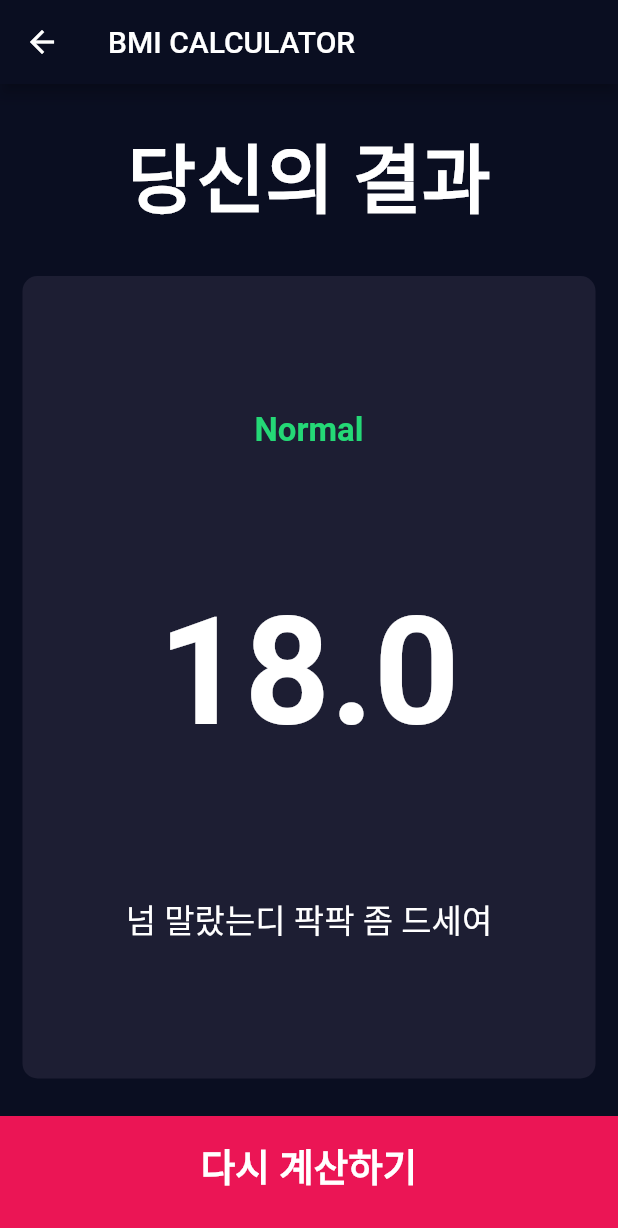
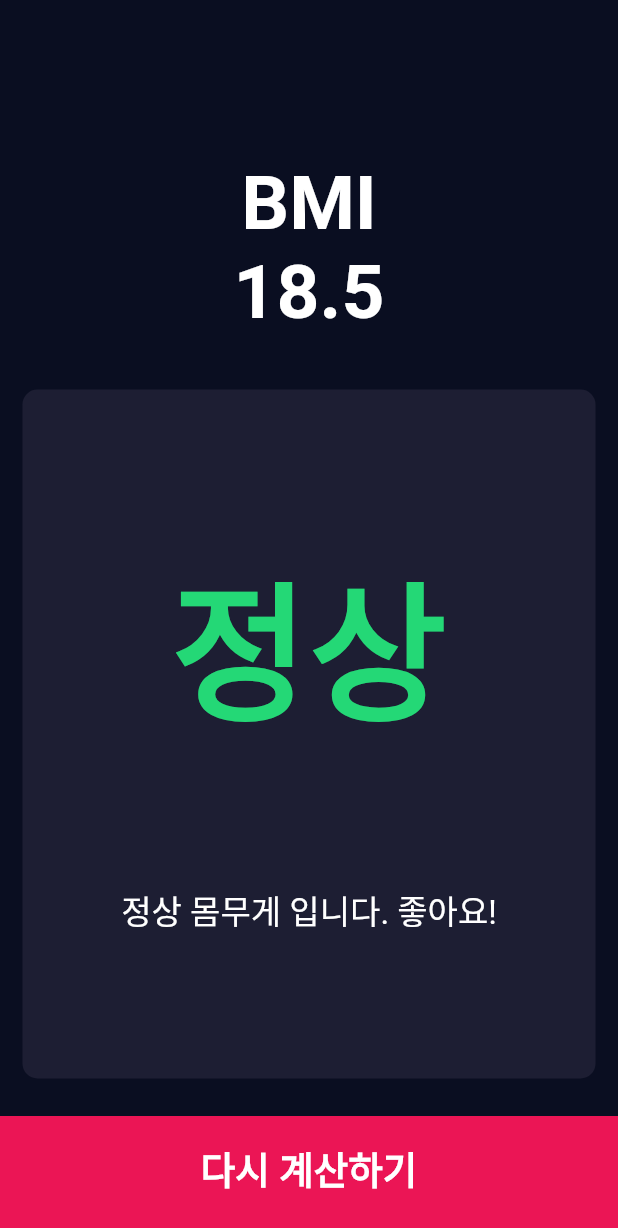
Before and after one commit to sky7th/flutter-practice, a Flutter app: the screen it shows after launch, after a tap on "계산하기", on a phone screen of 412 x 824 dp. Shown: the top 1228 px of the screen. Run offline on Flutter 3.47's test engine with Material 2 defaults, Android fonts, the phone set to English and light mode, and no system bars; our stand-ins replace font_awesome_flutter.

Commit message:
add calculator_brain

```diff
--- /dev/null
+++ b/bmi-calculator-flutter/lib/calculator_brain.dart
@@ -0,0 +1,35 @@
+import 'dart:math';
+
+class CalculatorBrain {
+  CalculatorBrain({this.height, this.weight});
+
+  final int height;
+  final int weight;
+
+  double _bmi;
+
+  String calculateBMI() {
+    _bmi = weight / pow(height / 100, 2);
+    return _bmi.toStringAsFixed(1);
+  }
+
+  String getResult() {
+    if (_bmi >= 25) {
+      return '과체중';
+    } else if (_bmi > 18.5) {
+      return '정상';
+    } else {
+      return '저체중';
+    }
+  }
+
+  String getInterpretation() {
+    if (_bmi >= 25) {
+      return '정상 몸무게보다 무겁습니다. 먹는 양을 조금 줄이고 운동을 좀 더 열심히 해볼까요?';
+    } else if (_bmi > 18.5) {
+      return '정상 몸무게 입니다. 좋아요!';
+    } else {
+      return '정상 몸무게보다 가볍습니다. 팍팍 좀 드세요. 운동도 좀 하시구요.';
+    }
+  }
+}
--- a/bmi-calculator-flutter/lib/components/bottom_button.dart
+++ b/bmi-calculator-flutter/lib/components/bottom_button.dart
@@ -20,7 +20,7 @@ class BottomButton extends StatelessWidget {
         ),
         color: kBottomContainerColour,
         margin: EdgeInsets.only(top: 10.0),
-        padding: EdgeInsets.only(bottom: 15.0),
+        padding: EdgeInsets.only(bottom: 10.0),
         width: double.infinity,
         height: kBottomContainerHeight,
       ),
--- a/bmi-calculator-flutter/lib/components/reusable_card.dart
+++ b/bmi-calculator-flutter/lib/components/reusable_card.dart
@@ -13,6 +13,7 @@ class ReusableCard extends StatelessWidget {
       onTap: onPress,
       child: Container(
         child: cardChild,
+        padding: EdgeInsets.all(10.0),
         margin: EdgeInsets.all(15.0),
         decoration: BoxDecoration(
           color: colour,
--- a/bmi-calculator-flutter/lib/constants.dart
+++ b/bmi-calculator-flutter/lib/constants.dart
@@ -25,13 +25,26 @@ const kTitleTextStyle = TextStyle(
   fontWeight: FontWeight.bold,
 );
 
-const kResultTextStyle = TextStyle(
+const kNormalResultTextStyle = TextStyle(
   color: Color(0xFF24D876),
-  fontSize: 22.0,
+  fontSize: 100.0,
   fontWeight: FontWeight.bold,
 );
+
+const kOverResultTextStyle = TextStyle(
+  color: Color(0xFFEB1555),
+  fontSize: 100.0,
+  fontWeight: FontWeight.bold,
+);
+
+const kLowResultTextStyle = TextStyle(
+  color: Color(0xFF1ba1e2),
+  fontSize: 100.0,
+  fontWeight: FontWeight.bold,
+);
+
 const kBMITextStyle = TextStyle(
-  fontSize: 100.0,
+  fontSize: 50.0,
   fontWeight: FontWeight.bold,
 );
 
--- a/bmi-calculator-flutter/lib/screens/input_page.dart
+++ b/bmi-calculator-flutter/lib/screens/input_page.dart
@@ -1,3 +1,4 @@
+import 'package:bmi_calculator/calculator_brain.dart';
 import 'package:bmi_calculator/components/bottom_button.dart';
 import 'package:bmi_calculator/screens/result_page.dart';
 import 'package:bmi_calculator/components/round_icon_button.dart';
@@ -116,7 +117,7 @@ class _InputPageState extends State<InputPage> {
                       thumbShape:
                           RoundSliderThumbShape(enabledThumbRadius: 15.0),
                       overlayShape:
-                          RoundSliderOverlayShape(overlayRadius: 30.0),
+                          RoundSliderOverlayShape(overlayRadius: 23.0),
                     ),
                     child: Slider(
                       value: height.toDouble(),
@@ -228,8 +229,19 @@ class _InputPageState extends State<InputPage> {
           BottomButton(
             buttonTitle: '계산하기',
             onTap: () {
-              Navigator.push(context,
-                  MaterialPageRoute(builder: (context) => ResultPage()));
+              CalculatorBrain calc =
+                  CalculatorBrain(height: height, weight: weight);
+
+              Navigator.push(
+                context,
+                MaterialPageRoute(
+                  builder: (context) => ResultPage(
+                        bmiResult: calc.calculateBMI(),
+                        resultText: calc.getResult(),
+                        interpretation: calc.getInterpretation(),
+                      ),
+                ),
+              );
             },
           )
         ],
--- a/bmi-calculator-flutter/lib/screens/result_page.dart
+++ b/bmi-calculator-flutter/lib/screens/result_page.dart
@@ -4,28 +4,44 @@ import 'package:bmi_calculator/constants.dart';
 import 'package:bmi_calculator/components/bottom_button.dart';
 
 class ResultPage extends StatelessWidget {
+  ResultPage({this.bmiResult, this.resultText, this.interpretation});
+
+  final String bmiResult;
+  final String resultText;
+  final String interpretation;
+
   @override
   Widget build(BuildContext context) {
     return Scaffold(
-      appBar: AppBar(
-        title: Text('BMI CALCULATOR'),
-      ),
       body: Column(
         mainAxisAlignment: MainAxisAlignment.spaceEvenly,
         crossAxisAlignment: CrossAxisAlignment.stretch,
         children: <Widget>[
           Expanded(
-            child: Container(
-              padding: EdgeInsets.all(15.0),
-              alignment: Alignment.bottomCenter,
-              child: Text(
-                '당신의 결과',
-                style: kTitleTextStyle,
-              ),
+            child: Column(
+              mainAxisAlignment: MainAxisAlignment.end,
+              children: <Widget>[
+                Container(
+                  padding: EdgeInsets.only(top: 10.0),
+                  alignment: Alignment.bottomCenter,
+                  child: Text(
+                    'BMI',
+                    style: kTitleTextStyle,
+                  ),
+                ),
+                Container(
+                  padding: EdgeInsets.only(bottom: 20.0),
+                  alignment: Alignment.bottomCenter,
+                  child: Text(
+                    bmiResult,
+                    style: kBMITextStyle,
+                  ),
+                ),
+              ],
             ),
           ),
           Expanded(
-            flex: 5,
+            flex: 2,
             child: ReusableCard(
               colour: kActiveCardColour,
               cardChild: Column(
@@ -33,15 +49,11 @@ class ResultPage extends StatelessWidget {
                 crossAxisAlignment: CrossAxisAlignment.center,
                 children: <Widget>[
                   Text(
-                    'Normal',
-                    style: kResultTextStyle,
+                    resultText,
+                    style: kNormalResultTextStyle,
                   ),
                   Text(
-                    '18.0',
-                    style: kBMITextStyle,
-                  ),
-                  Text(
-                    '넘 말랐는디 팍팍 좀 드세여',
+                    interpretation,
                     textAlign: TextAlign.center,
                     style: kBodyTextStyle,
                   )
```
